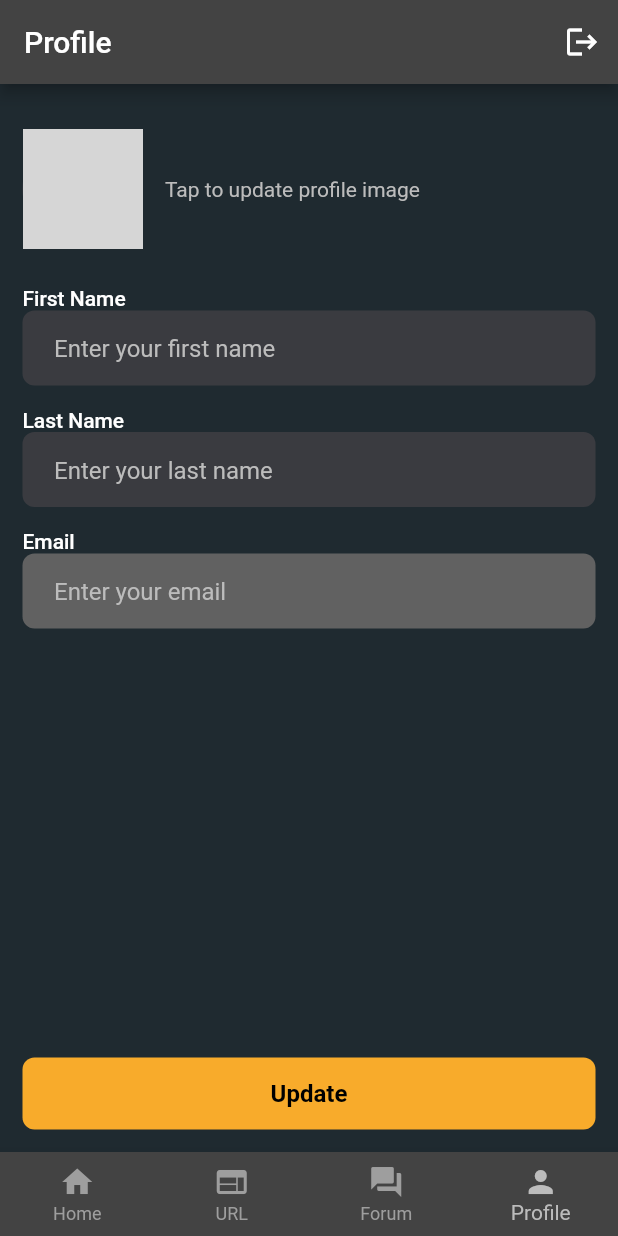
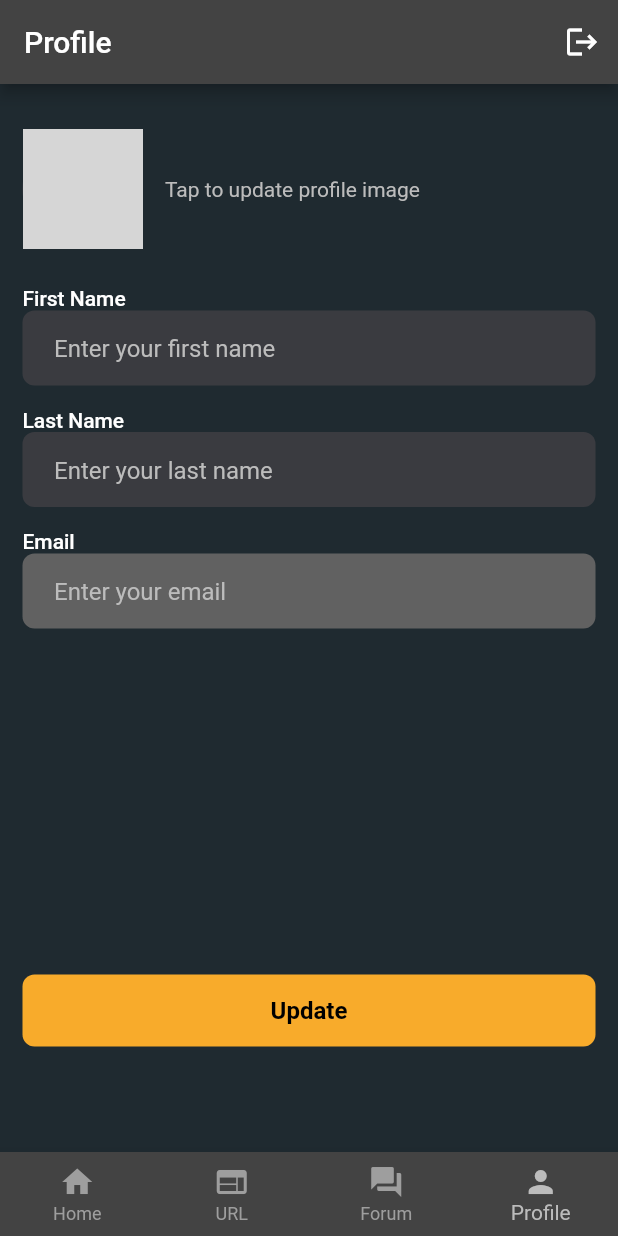
Before and after one commit to desh610/Helpifly, a Flutter app: the screen it shows once a user with an empty profile is signed in, item 4 of the bottom bar chosen, on a phone screen of 412 x 824 dp. Run offline on Flutter 3.47's test engine with Material 2 defaults, Android fonts, the light colour scheme and no system bars; our stand-ins replace another_flushbar, cloud_firestore, firebase_auth, firebase_core, firebase_storage, flutter_bloc and 5 more; accounts and stored records are empty; network calls fail; grey boxes are pictures that could not be loaded.

Commit message:
Update Profile

```diff
--- a/lib/views/profile_screen.dart
+++ b/lib/views/profile_screen.dart
@@ -54,7 +54,6 @@ class _ProfileScreenState extends State<ProfileScreen> {
     });
   }
 
-
   Future<void> _logout(BuildContext context) async {
     try {
       SharedPreferences prefs = await SharedPreferences.getInstance();
@@ -79,6 +78,7 @@ class _ProfileScreenState extends State<ProfileScreen> {
     return BlocBuilder<AppCubit, AppState>(
       builder: (context, state) {
         return Scaffold(
+          resizeToAvoidBottomInset: true, // Allow resizing when keyboard appears
           backgroundColor: primaryColor,
           appBar: AppBar(
             automaticallyImplyLeading: false,
@@ -91,8 +91,8 @@ class _ProfileScreenState extends State<ProfileScreen> {
               ),
             ],
           ),
-          body: Container(
-            padding: EdgeInsets.only(left: 15, right: 15, top: 10),
+          body: SingleChildScrollView( // Wrap with SingleChildScrollView
+            padding: EdgeInsets.only(left: 15, right: 15, top: 10, bottom: 20),
             child: Column(
               children: [
                 const SizedBox(height: 20),
@@ -114,8 +114,7 @@ class _ProfileScreenState extends State<ProfileScreen> {
                               : DecorationImage(
                                   image: state.userInfo.profileUrl.isNotEmpty
                                       ? NetworkImage(state.userInfo.profileUrl)
-                                      : AssetImage(
-                                              'assets/images/default_profile.jpg')
+                                      : AssetImage('assets/images/default_profile.jpg')
                                           as ImageProvider,
                                   fit: BoxFit.cover,
                                 ),
@@ -148,16 +147,13 @@ class _ProfileScreenState extends State<ProfileScreen> {
                   overlineText: "Email",
                   enabled: false,
                 ),
-                SizedBox(height: 15),
-                Spacer(),
+                SizedBox(height: MediaQuery.of(context).size.height * 0.28),
                 CustomButton(
-                  // onTap: () => _updateProfile(context),
                   onTap: () {
                     context.read<AppCubit>().updateProfile(
                       firstName: _firstNameController.text,
                       lastName: _lastNameController.text,
                       profileImage: _profileImage,
-                        // context: context,
                     );
                   },
                   buttonText: 'Update',
```
Lines whose indentation alone changed are shown as unchanged.
